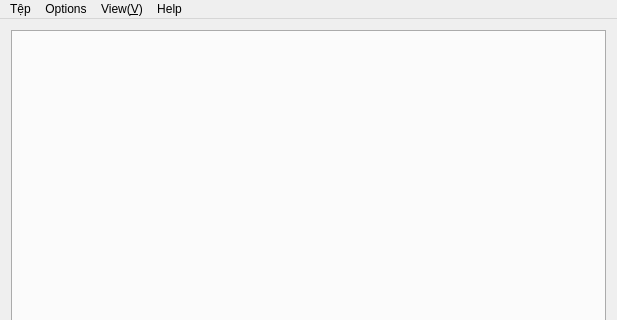
Before: the Qt Designer form src/MainWindow.ui in PHAMNIIT147/counter.car.qt.muiltithread, drawn with Qt 5; both pictures show x 0 to 617 and y 0 to 320 of the 617 by 800 pixel window.
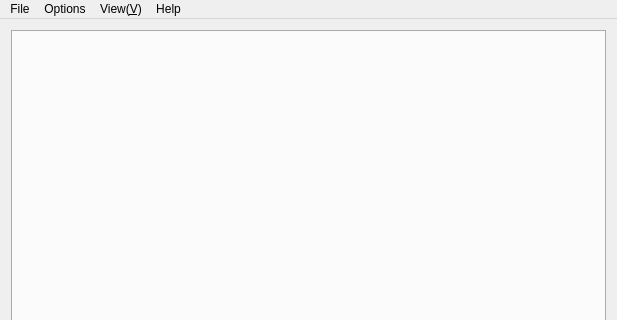
After: the same form once the commit is applied.

```diff
--- a/src/MainWindow.ui
+++ b/src/MainWindow.ui
@@ -59,7 +59,7 @@
    </property>
    <widget class="QMenu" name="menuFile">
     <property name="title">
-     <string>Tệp</string>
+     <string>File</string>
     </property>
     <addaction name="actionQuit"/>
     <addaction name="separator"/>
```
Left out of the diff: 4 changed lines with no effect on the pictures.
